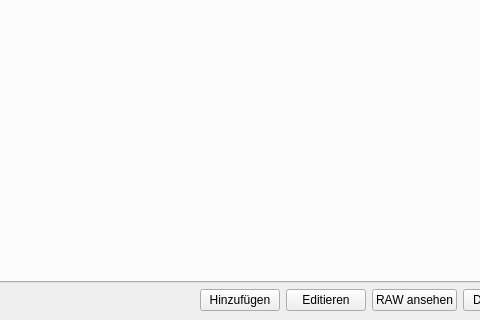
The window that designer/DatenbankMain.ui (Aeolitus/Sephrasto) describes before a commit, drawn with Qt 5; both pictures show x 111 to 591 and y 343 to 663 of the 853 by 663 pixel window.
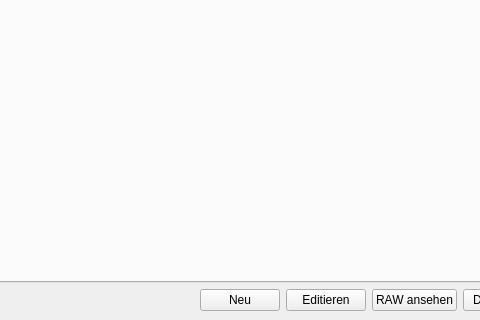
The same window after the commit.

What changed in the file:
```diff
--- a/designer/DatenbankMain.ui
+++ b/designer/DatenbankMain.ui
@@ -53,7 +53,7 @@
          <string>Hinzufügen</string>
         </property>
         <property name="text">
-         <string>Hinzufügen</string>
+         <string>Neu</string>
         </property>
         <property name="class" stdset="0">
          <string>icon</string>
```
Left out of the diff: 17 changed lines with no effect on the pictures.
